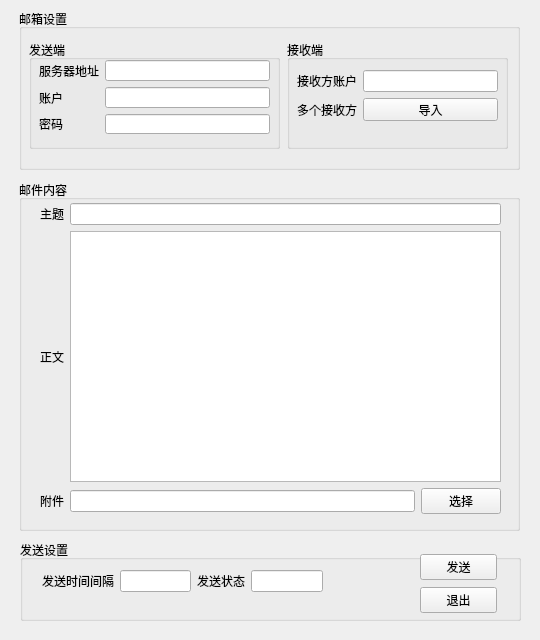
First picture: the form in interface.ui, repository lifzcn/MailTool, before the edit.
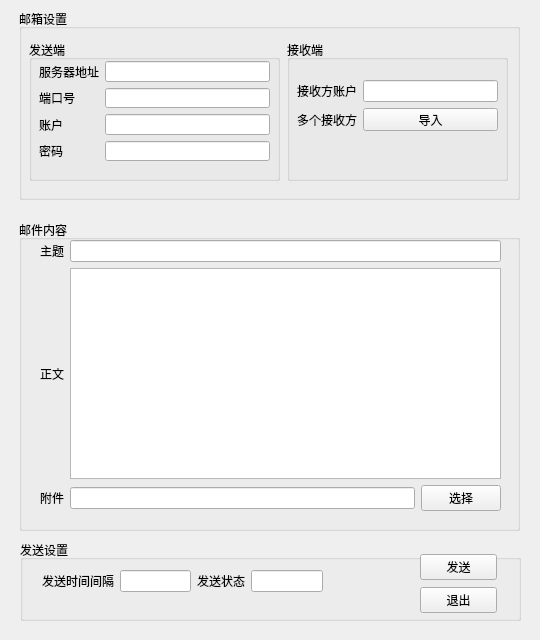
Second picture: the form after the edit.

Commit message: 增加了端口设置功能

```diff
--- a/interface.ui
+++ b/interface.ui
@@ -31,7 +31,7 @@
      <x>19</x>
      <y>9</y>
      <width>501</width>
-     <height>161</height>
+     <height>191</height>
     </rect>
    </property>
    <property name="title">
@@ -43,19 +43,19 @@
       <x>10</x>
       <y>31</y>
       <width>251</width>
-      <height>109</height>
+      <height>141</height>
      </rect>
     </property>
     <property name="title">
      <string>发送端</string>
     </property>
-    <widget class="QWidget" name="layoutWidget">
+    <widget class="QWidget" name="">
      <property name="geometry">
       <rect>
        <x>10</x>
-       <y>20</y>
+       <y>21</y>
        <width>231</width>
-       <height>74</height>
+       <height>100</height>
       </rect>
      </property>
      <layout class="QGridLayout" name="gridLayout_2">
@@ -72,7 +72,7 @@
       <item row="1" column="0">
        <widget class="QLabel" name="label_2">
         <property name="text">
-         <string>账户</string>
+         <string>端口号</string>
         </property>
        </widget>
       </item>
@@ -82,12 +82,22 @@
       <item row="2" column="0">
        <widget class="QLabel" name="label_3">
         <property name="text">
-         <string>密码</string>
+         <string>账户</string>
         </property>
        </widget>
       </item>
       <item row="2" column="1">
-       <widget class="QLineEdit" name="lineEdit_3">
+       <widget class="QLineEdit" name="lineEdit_3"/>
+      </item>
+      <item row="3" column="0">
+       <widget class="QLabel" name="label_4">
+        <property name="text">
+         <string>密码</string>
+        </property>
+       </widget>
+      </item>
+      <item row="3" column="1">
+       <widget class="QLineEdit" name="lineEdit_4">
         <property name="echoMode">
          <enum>QLineEdit::Password</enum>
         </property>
@@ -102,7 +112,7 @@
       <x>268</x>
       <y>31</y>
       <width>221</width>
-      <height>109</height>
+      <height>141</height>
      </rect>
     </property>
     <property name="title">
@@ -112,25 +122,25 @@
      <property name="geometry">
       <rect>
        <x>10</x>
-       <y>30</y>
+       <y>40</y>
        <width>201</width>
        <height>51</height>
       </rect>
      </property>
      <layout class="QGridLayout" name="gridLayout_3">
       <item row="0" column="0">
-       <widget class="QLabel" name="label_4">
-        <property name="text">
-         <string>接收方账户</string>
-        </property>
-       </widget>
-      </item>
-      <item row="0" column="1">
-       <widget class="QLineEdit" name="lineEdit_4"/>
-      </item>
-      <item row="1" column="0">
        <widget class="QLabel" name="label_5">
         <property name="text">
+         <string>接收方账户</string>
+        </property>
+       </widget>
+      </item>
+      <item row="0" column="1">
+       <widget class="QLineEdit" name="lineEdit_5"/>
+      </item>
+      <item row="1" column="0">
+       <widget class="QLabel" name="label_6">
+        <property name="text">
          <string>多个接收方</string>
         </property>
        </widget>
@@ -150,33 +160,33 @@
    <property name="geometry">
     <rect>
      <x>19</x>
-     <y>180</y>
+     <y>220</y>
      <width>501</width>
-     <height>351</height>
+     <height>311</height>
     </rect>
    </property>
    <property name="title">
     <string>邮件内容</string>
    </property>
-   <widget class="QWidget" name="">
+   <widget class="QWidget" name="layoutWidget">
     <property name="geometry">
      <rect>
       <x>21</x>
-      <y>23</y>
+      <y>20</y>
       <width>461</width>
-      <height>311</height>
+      <height>271</height>
      </rect>
     </property>
     <layout class="QGridLayout" name="gridLayout_4">
      <item row="0" column="0">
-      <widget class="QLabel" name="label_6">
+      <widget class="QLabel" name="label_7">
        <property name="text">
         <string>主题</string>
        </property>
       </widget>
      </item>
      <item row="1" column="0">
-      <widget class="QLabel" name="label_7">
+      <widget class="QLabel" name="label_8">
        <property name="text">
         <string>正文</string>
        </property>
@@ -186,14 +196,14 @@
       <widget class="QPlainTextEdit" name="plainTextEdit"/>
      </item>
      <item row="2" column="0">
-      <widget class="QLabel" name="label_8">
+      <widget class="QLabel" name="label_9">
        <property name="text">
         <string>附件</string>
        </property>
       </widget>
      </item>
      <item row="2" column="1">
-      <widget class="QLineEdit" name="lineEdit_6"/>
+      <widget class="QLineEdit" name="lineEdit_7"/>
      </item>
      <item row="2" column="2">
       <widget class="QPushButton" name="pushButton_2">
@@ -203,7 +213,7 @@
       </widget>
      </item>
      <item row="0" column="1" colspan="2">
-      <widget class="QLineEdit" name="lineEdit_5"/>
+      <widget class="QLineEdit" name="lineEdit_6"/>
      </item>
     </layout>
    </widget>
@@ -231,24 +241,24 @@
     </property>
     <layout class="QGridLayout" name="gridLayout">
      <item row="0" column="0">
-      <widget class="QLabel" name="label_9">
+      <widget class="QLabel" name="label_10">
        <property name="text">
         <string>发送时间间隔</string>
        </property>
       </widget>
      </item>
      <item row="0" column="1">
-      <widget class="QLineEdit" name="lineEdit_7"/>
+      <widget class="QLineEdit" name="lineEdit_8"/>
      </item>
      <item row="0" column="2">
-      <widget class="QLabel" name="label_10">
+      <widget class="QLabel" name="label_11">
        <property name="text">
         <string>发送状态</string>
        </property>
       </widget>
      </item>
      <item row="0" column="3">
-      <widget class="QLineEdit" name="lineEdit_8"/>
+      <widget class="QLineEdit" name="lineEdit_9"/>
      </item>
     </layout>
    </widget>
```
The commit also changes 3 other files.
